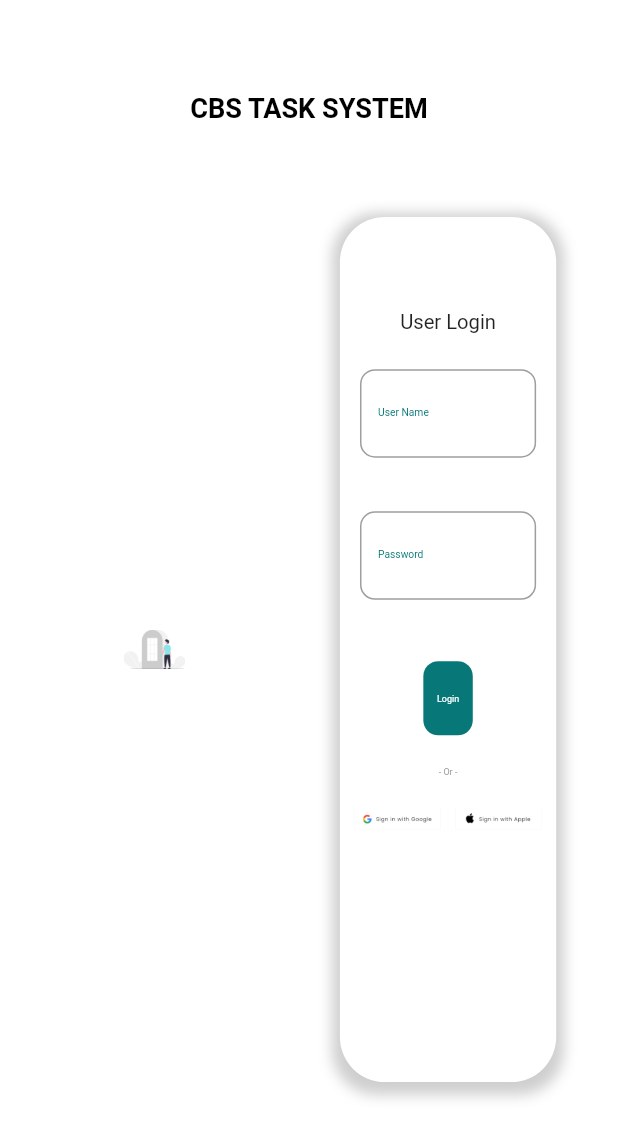
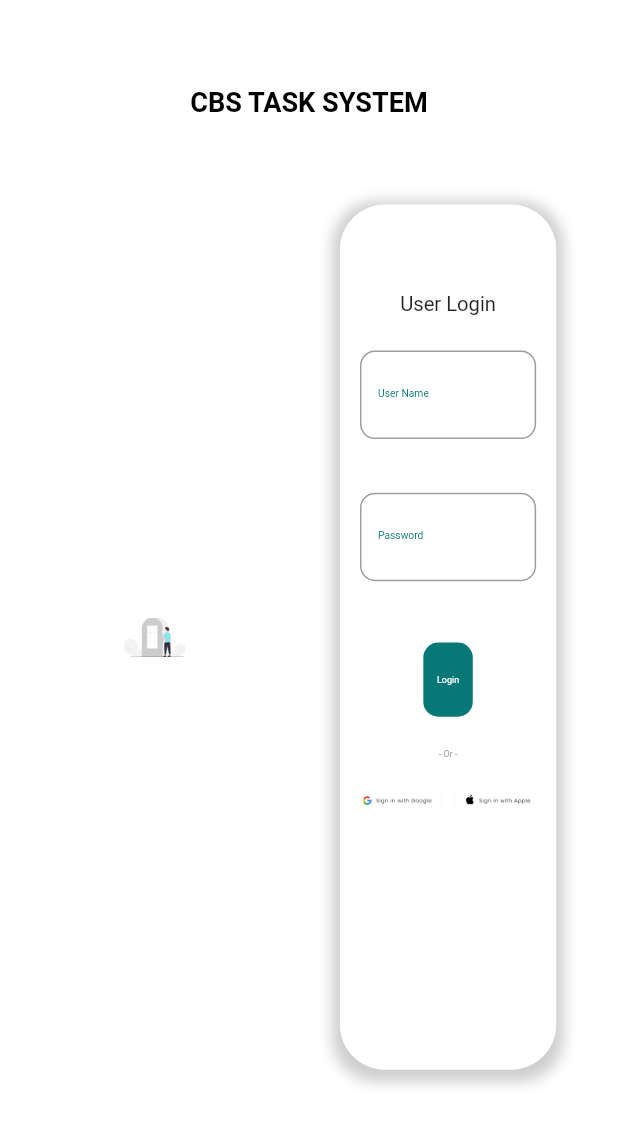
Before and after one commit to CBS-Developments/CBS-Task-System, a Flutter app: the LoginPage screen opened directly, on a phone screen of 412 x 824 dp. Shown: the top 1138 px of the screen. Run offline on Flutter 3.47's test engine with Material 2 defaults, Android fonts, the phone set to English and light mode, and no system bars; our stand-ins replace table_calendar; missing offline and left inert: dart:js.

Commit message:
Update loginPage_Sizes.dart

```diff
--- a/task_system/lib/sizes/loginPage_Sizes.dart
+++ b/task_system/lib/sizes/loginPage_Sizes.dart
@@ -9,7 +9,7 @@ double getPageHeight(BuildContext context) {
 }
 
 double getXLBoxHeight(BuildContext context){
-  return (MediaQuery.of(context).size.height)*0.075;
+  return (MediaQuery.of(context).size.height)*0.07;
 }
 
 double getFontXXXL(BuildContext context) {
```
